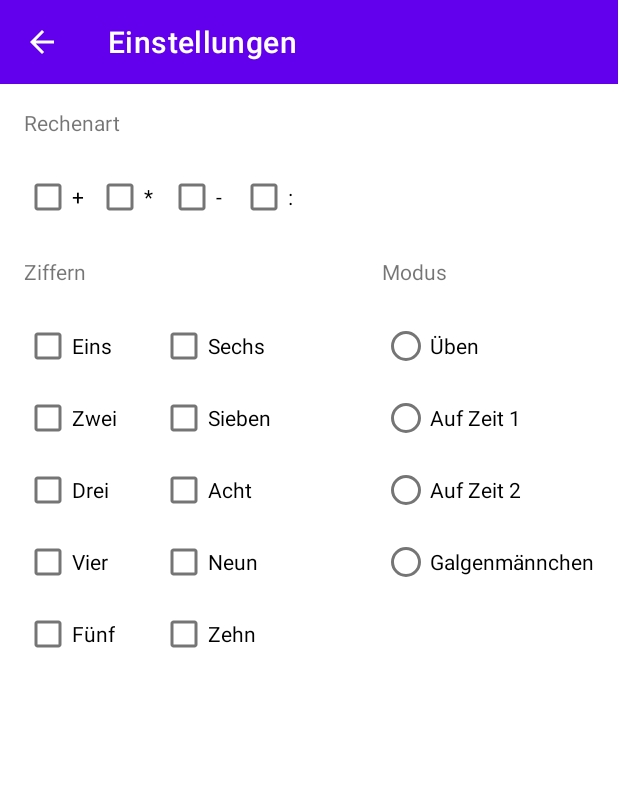
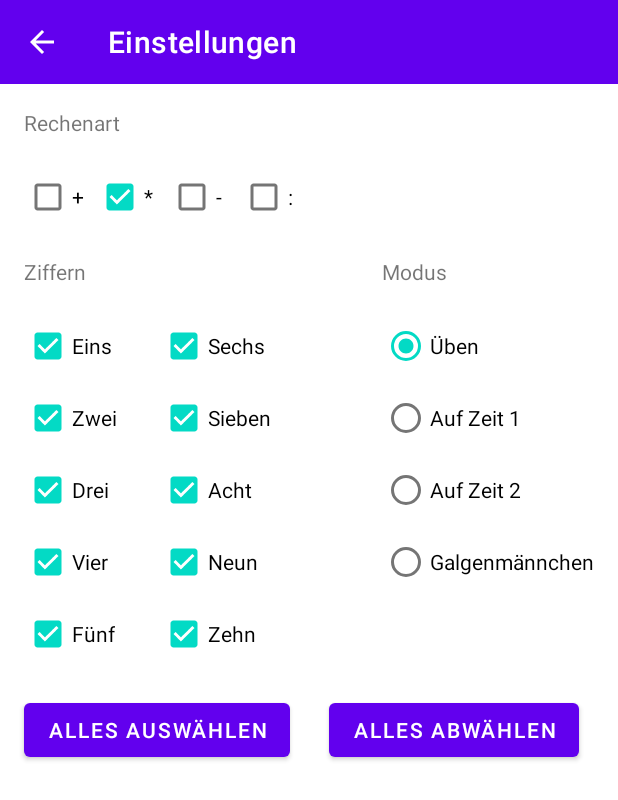
Before and after one commit to ikonix/Einmaleins, an Android app: the screen it shows after launch (SettingsActivity), after a tap on "Einstellungen", on a phone screen of 412 x 824 dp. Shown: the top 800 px of the screen. Run offline under Robolectric (Android 15) with nearby library versions, the phone set to English and light mode, and no system bars.

Commit message:
Rebuild settings

```diff
--- a/app/src/main/java/com/hfad/einmaleins/Settings.java
+++ b/app/src/main/java/com/hfad/einmaleins/Settings.java
@@ -46,6 +46,10 @@ public class Settings implements Serializable {
         this.numbers = numbers;
     }
 
+    public void setSingleNumber(boolean isChecked, int positionInArray) {
+        this.numbers[positionInArray] = isChecked;
+    }
+
     public boolean isAddition() {
         return addition;
     }
--- a/app/src/main/java/com/hfad/einmaleins/StartActivity.java
+++ b/app/src/main/java/com/hfad/einmaleins/StartActivity.java
@@ -34,8 +34,7 @@ public class StartActivity extends AppCompatActivity {
     public boolean onOptionsItemSelected(MenuItem item) {
         switch (item.getItemId()) {
             case R.id.action_open_settings:
-                Intent intent = new Intent(this, SettingsActivity.class);
-                startActivity(intent);
+                startSettingsActivity();
                 return true;
             default:
                 return super.onOptionsItemSelected(item);
@@ -64,4 +63,10 @@ public class StartActivity extends AppCompatActivity {
         intent.putExtra(CalculationActivity.SETTINGS, settings);
         startActivity(intent);
     }
+
+    public void startSettingsActivity() {
+        Intent intent = new Intent(this, SettingsActivity.class);
+        intent.putExtra(SettingsActivity.SETTINGS, settings);
+        startActivity(intent);
+    }
 }
--- a/app/src/main/res/layout/activity_settings.xml
+++ b/app/src/main/res/layout/activity_settings.xml
@@ -14,8 +14,9 @@
         android:id="@+id/multiplicationCheckBox"
         android:layout_width="wrap_content"
         android:layout_height="wrap_content"
+        android:checked="true"
+        android:onClick="onOperationCheckboxClicked"
         android:text="@string/multiplication"
-        android:onClick="onOperationCheckboxClicked"
         app:layout_constraintStart_toEndOf="@+id/additionCheckBox"
         app:layout_constraintTop_toTopOf="@+id/additionCheckBox" />
 
@@ -23,8 +24,8 @@
         android:id="@+id/subtractionCheckBox"
         android:layout_width="wrap_content"
         android:layout_height="wrap_content"
+        android:onClick="onOperationCheckboxClicked"
         android:text="@string/subtraction"
-        android:onClick="onOperationCheckboxClicked"
         app:layout_constraintStart_toEndOf="@+id/multiplicationCheckBox"
         app:layout_constraintTop_toTopOf="@+id/multiplicationCheckBox" />
 
@@ -32,8 +33,8 @@
         android:id="@+id/divisionCheckBox"
         android:layout_width="wrap_content"
         android:layout_height="wrap_content"
+        android:onClick="onOperationCheckboxClicked"
         android:text="@string/division"
-        android:onClick="onOperationCheckboxClicked"
         app:layout_constraintStart_toEndOf="@+id/subtractionCheckBox"
         app:layout_constraintTop_toTopOf="@+id/subtractionCheckBox" />
 
@@ -43,8 +44,8 @@
         android:layout_height="wrap_content"
         android:layout_marginStart="16dp"
         android:layout_marginTop="16dp"
+        android:onClick="onOperationCheckboxClicked"
         android:text="@string/addition"
-        android:onClick="onOperationCheckboxClicked"
         app:layout_constraintStart_toStartOf="parent"
         app:layout_constraintTop_toBottomOf="@+id/operationTextView" />
 
@@ -53,8 +54,9 @@
         android:layout_width="wrap_content"
         android:layout_height="wrap_content"
         android:layout_marginStart="32dp"
+        android:checked="true"
+        android:onClick="onNumberCheckBoxClicked"
         android:text="@string/six"
-        android:onClick="onNumberCheckBoxClicked"
         app:layout_constraintStart_toEndOf="@+id/oneCheckBox"
         app:layout_constraintTop_toTopOf="@+id/oneCheckBox" />
 
@@ -62,8 +64,9 @@
         android:id="@+id/twoCheckBox"
         android:layout_width="wrap_content"
         android:layout_height="wrap_content"
+        android:checked="true"
+        android:onClick="onNumberCheckBoxClicked"
         android:text="@string/two"
-        android:onClick="onNumberCheckBoxClicked"
         app:layout_constraintStart_toStartOf="@+id/oneCheckBox"
         app:layout_constraintTop_toBottomOf="@+id/oneCheckBox" />
 
@@ -71,8 +74,9 @@
         android:id="@+id/fourCheckBox"
         android:layout_width="wrap_content"
         android:layout_height="wrap_content"
+        android:checked="true"
+        android:onClick="onNumberCheckBoxClicked"
         android:text="@string/four"
-        android:onClick="onNumberCheckBoxClicked"
         app:layout_constraintStart_toStartOf="@+id/threeCheckBox"
         app:layout_constraintTop_toBottomOf="@+id/threeCheckBox" />
 
@@ -82,8 +86,9 @@
         android:layout_height="wrap_content"
         android:layout_marginStart="16dp"
         android:layout_marginTop="16dp"
+        android:checked="true"
+        android:onClick="onNumberCheckBoxClicked"
         android:text="@string/one"
-        android:onClick="onNumberCheckBoxClicked"
         app:layout_constraintStart_toStartOf="parent"
         app:layout_constraintTop_toBottomOf="@+id/numbersTextView" />
 
@@ -91,8 +96,9 @@
         android:id="@+id/sevenCheckBox"
         android:layout_width="wrap_content"
         android:layout_height="wrap_content"
+        android:checked="true"
+        android:onClick="onNumberCheckBoxClicked"
         android:text="@string/seven"
-        android:onClick="onNumberCheckBoxClicked"
         app:layout_constraintStart_toStartOf="@+id/sixCheckBox"
         app:layout_constraintTop_toBottomOf="@+id/sixCheckBox" />
 
@@ -100,8 +106,9 @@
         android:id="@+id/tenCheckBox"
         android:layout_width="wrap_content"
         android:layout_height="wrap_content"
+        android:checked="true"
+        android:onClick="onNumberCheckBoxClicked"
         android:text="@string/ten"
-        android:onClick="onNumberCheckBoxClicked"
         app:layout_constraintStart_toStartOf="@+id/nineCheckBox"
         app:layout_constraintTop_toBottomOf="@+id/nineCheckBox" />
 
@@ -109,8 +116,9 @@
         android:id="@+id/eightCheckBox"
         android:layout_width="wrap_content"
         android:layout_height="wrap_content"
+        android:checked="true"
+        android:onClick="onNumberCheckBoxClicked"
         android:text="@string/eight"
-        android:onClick="onNumberCheckBoxClicked"
         app:layout_constraintStart_toStartOf="@+id/sevenCheckBox"
         app:layout_constraintTop_toBottomOf="@+id/sevenCheckBox" />
 
@@ -118,8 +126,9 @@
         android:id="@+id/nineCheckBox"
         android:layout_width="wrap_content"
         android:layout_height="wrap_content"
+        android:checked="true"
+        android:onClick="onNumberCheckBoxClicked"
         android:text="@string/nine"
-        android:onClick="onNumberCheckBoxClicked"
         app:layout_constraintStart_toStartOf="@+id/eightCheckBox"
         app:layout_constraintTop_toBottomOf="@+id/eightCheckBox" />
 
@@ -127,8 +136,9 @@
         android:id="@+id/threeCheckBox"
         android:layout_width="wrap_content"
         android:layout_height="wrap_content"
+        android:checked="true"
+        android:onClick="onNumberCheckBoxClicked"
         android:text="@string/three"
-        android:onClick="onNumberCheckBoxClicked"
         app:layout_constraintStart_toStartOf="@+id/twoCheckBox"
         app:layout_constraintTop_toBottomOf="@+id/twoCheckBox" />
 
@@ -136,8 +146,9 @@
         android:id="@+id/fiveCheckBox"
         android:layout_width="wrap_content"
         android:layout_height="wrap_content"
+        android:checked="true"
+        android:onClick="onNumberCheckBoxClicked"
         android:text="@string/five"
-        android:onClick="onNumberCheckBoxClicked"
         app:layout_constraintStart_toStartOf="@+id/fourCheckBox"
         app:layout_constraintTop_toBottomOf="@+id/fourCheckBox" />
 
@@ -154,8 +165,9 @@
             android:id="@+id/practiceRadioButton"
             android:layout_width="wrap_content"
             android:layout_height="wrap_content"
+            android:checked="true"
+            android:onClick="onRadioButtonClicked"
             android:text="@string/practice"
-            android:onClick="onRadioButtonClicked"
             tools:layout_editor_absoluteX="97dp"
             tools:layout_editor_absoluteY="312dp" />
 
@@ -163,8 +175,8 @@
             android:id="@+id/speedOneRadioButton"
             android:layout_width="wrap_content"
             android:layout_height="wrap_content"
+            android:onClick="onRadioButtonClicked"
             android:text="@string/speedOne"
-            android:onClick="onRadioButtonClicked"
             tools:layout_editor_absoluteX="208dp"
             tools:layout_editor_absoluteY="360dp" />
 
@@ -172,8 +184,8 @@
             android:id="@+id/speedTwoRadioButton"
             android:layout_width="wrap_content"
             android:layout_height="wrap_content"
+            android:onClick="onRadioButtonClicked"
             android:text="@string/speedTwo"
-            android:onClick="onRadioButtonClicked"
             tools:layout_editor_absoluteX="208dp"
             tools:layout_editor_absoluteY="312dp" />
 
@@ -181,8 +193,8 @@
             android:id="@+id/hangmanRadioButton"
             android:layout_width="wrap_content"
             android:layout_height="wrap_content"
+            android:onClick="onRadioButtonClicked"
             android:text="@string/hangman"
-            android:onClick="onRadioButtonClicked"
             tools:layout_editor_absoluteX="97dp"
             tools:layout_editor_absoluteY="360dp" />
 
@@ -216,4 +228,22 @@
         app:layout_constraintStart_toStartOf="@+id/radioGroup"
         app:layout_constraintTop_toTopOf="@+id/numbersTextView" />
 
+    <Button
+        android:id="@+id/selectAllButton"
+        android:layout_width="wrap_content"
+        android:layout_height="wrap_content"
+        android:layout_marginTop="16dp"
+        android:text="@string/select_all"
+        app:layout_constraintStart_toStartOf="@+id/fiveCheckBox"
+        app:layout_constraintTop_toBottomOf="@+id/fiveCheckBox" />
+
+    <Button
+        android:id="@+id/unselectAllButton"
+        android:layout_width="wrap_content"
+        android:layout_height="wrap_content"
+        android:text="@string/unselect_all"
+        app:layout_constraintEnd_toEndOf="parent"
+        app:layout_constraintStart_toEndOf="@+id/selectAllButton"
+        app:layout_constraintTop_toTopOf="@+id/selectAllButton" />
+
 </androidx.constraintlayout.widget.ConstraintLayout>
--- a/app/src/main/res/values/strings.xml
+++ b/app/src/main/res/values/strings.xml
@@ -49,5 +49,9 @@
     <string name="speedOne">Auf Zeit 1</string>
     <string name="speedTwo">Auf Zeit 2</string>
     <string name="hangman">Galgenmännchen</string>
+    <string name="right_answer">Richtig!</string>
+    <string name="wrong_answer">Leider Falsch.</string>
+    <string name="select_all">Alles auswählen</string>
+    <string name="unselect_all">Alles abwählen</string>
 
 </resources>
```
Also changed, not shown: app/src/main/java/com/hfad/einmaleins/SettingsActivity.java (+33 -74 lines).
